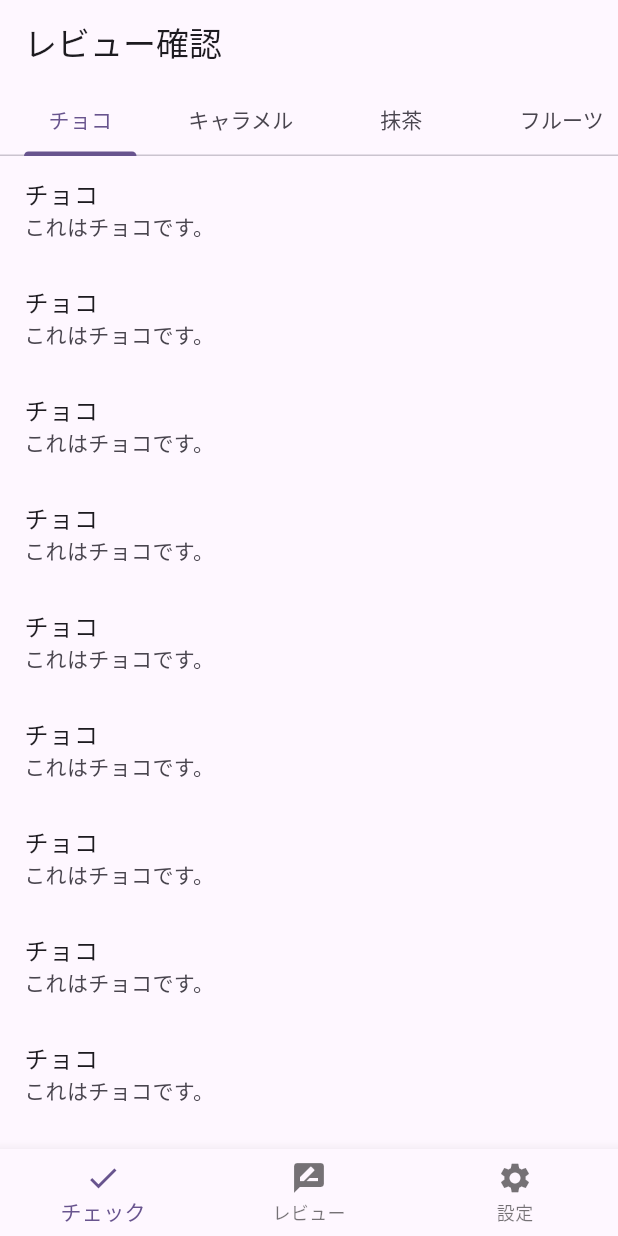
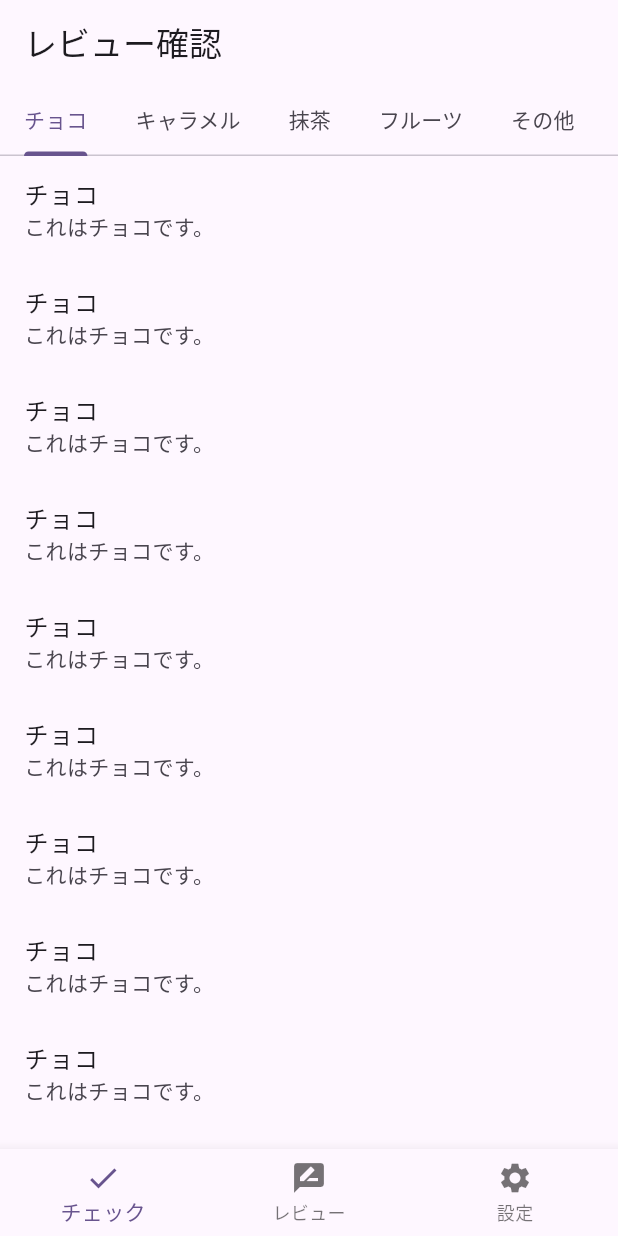
Before and after one commit to Yuki-Naka-Sharing-Study/OkashiReviewAppFlutter, a Flutter app: the screen it shows after launch, on a phone screen of 412 x 824 dp. Run offline on Flutter 3.47's test engine with Material 3 defaults, Android fonts, the phone set to English and light mode, and no system bars; our stand-ins replace flutter_rating_bar.

Commit message:
Fixed Tab to previous state. in check_screen.dart.

```diff
--- a/lib/features/check/presentation/check_screen.dart
+++ b/lib/features/check/presentation/check_screen.dart
@@ -18,11 +18,11 @@ class _CheckScreenState extends State<CheckScreen> {
             isScrollable: true,
             tabAlignment: TabAlignment.start,
             tabs: [
-              _buildEqualWidthTab("チョコ"),
-              _buildEqualWidthTab("キャラメル"),
-              _buildEqualWidthTab("抹茶"),
-              _buildEqualWidthTab("フルーツ"),
-              _buildEqualWidthTab("その他"),
+              Tab(text: "チョコ"),
+              Tab(text: "キャラメル"),
+              Tab(text: "抹茶"),
+              Tab(text: "フルーツ"),
+              Tab(text: "その他"),
             ],
           ),
         ),
@@ -79,10 +79,3 @@ class _CheckScreenState extends State<CheckScreen> {
     );
   }
 }
-
-Widget _buildEqualWidthTab(String text) {
-  return SizedBox(
-    width: 75, // ここで幅を調整
-    child: Tab(text: text),
-  );
-}
```
